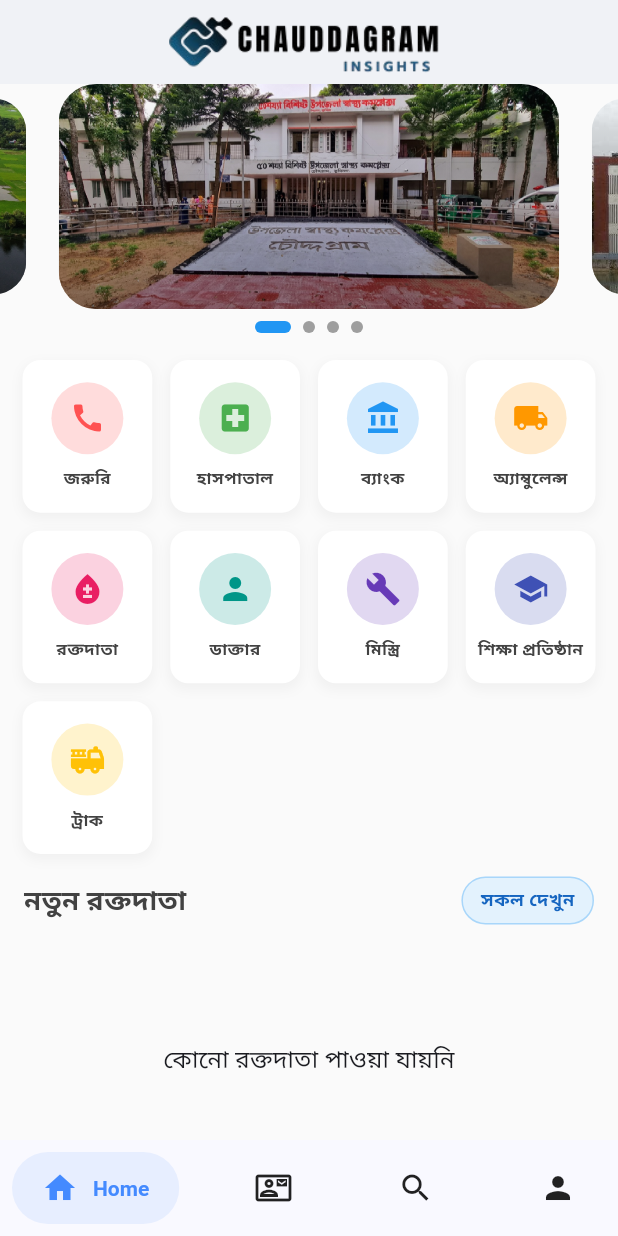
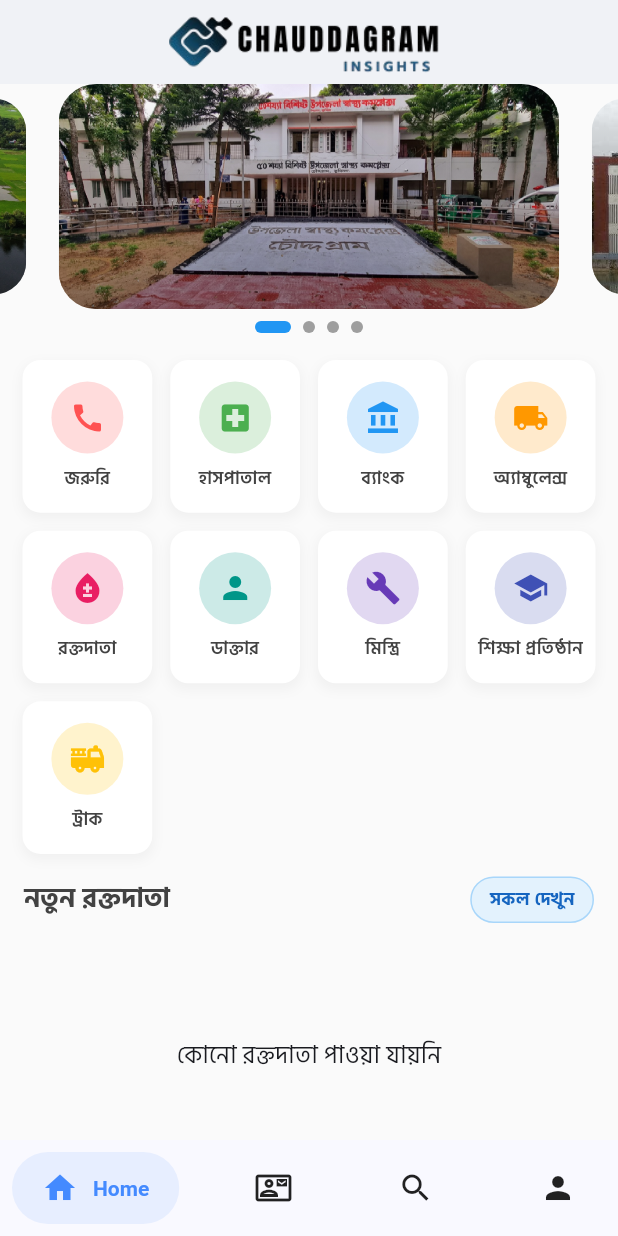
Before and after one commit to ShahMdKhaled/chauddagram_insights, a Flutter app: the screen it shows after launch, on a phone screen of 412 x 824 dp. Run offline on Flutter 3.47's test engine with Material 3 defaults, Android fonts, the phone set to English and light mode, and no system bars; drawn by our look-alikes of carousel_slider, salomon_bottom_bar, smooth_page_indicator; our stand-ins replace cached_network_image, flutter_spinkit, flutter_svg, permission_handler, sqflite, webview_flutter; missing offline and left inert: mailer; accounts and stored records are empty; network calls fail.

Commit message:
font add

```diff
--- a/lib/views/home_screen.dart
+++ b/lib/views/home_screen.dart
@@ -188,7 +188,8 @@ class _HomeScreenState extends State<HomeScreen> {
                             style: TextStyle(
                               color: Colors.grey[800],
                               fontWeight: FontWeight.w600,
-                              fontSize: 11,
+                              fontFamily: 'HindSiliguri' ,
+                              fontSize: 12,
                             ),
                             textAlign: TextAlign.center,
                           ),
@@ -212,6 +213,7 @@ class _HomeScreenState extends State<HomeScreen> {
                   Text(
                     'নতুন রক্তদাতা',
                     style: TextStyle(
+                      fontFamily: 'HindSiliguri' ,
                       fontSize: 18,
                       fontWeight: FontWeight.bold,
                       color: Colors.grey[800],
@@ -242,6 +244,7 @@ class _HomeScreenState extends State<HomeScreen> {
                       child: Text(
                         'সকল দেখুন',
                         style: TextStyle(
+                          fontFamily: 'HindSiliguri' ,
                           fontSize: 12,
                           fontWeight: FontWeight.bold,
                           color: Colors.blue[800],
@@ -257,7 +260,7 @@ class _HomeScreenState extends State<HomeScreen> {
           // Blood Donors List
           SliverToBoxAdapter(
             child: SizedBox(
-              height: 180,
+              height: 178,
               child: ChangeNotifierProvider<DataListViewModel>.value(
                 value: _bloodDonorViewModel,
                 child: Consumer<DataListViewModel>(
@@ -283,7 +286,7 @@ class _HomeScreenState extends State<HomeScreen> {
                       return const Center(
                         child: Text(
                           'কোনো রক্তদাতা পাওয়া যায়নি',
-                          style: TextStyle(fontSize: 16),
+                          style: TextStyle(fontSize: 16, fontFamily: 'HindSiliguri' ),
                         ),
                       );
                     }
--- a/lib/views/more_detail_page.dart
+++ b/lib/views/more_detail_page.dart
@@ -159,6 +159,7 @@ class MoreDetailPage extends StatelessWidget {
                           item.name,
                           style: TextStyle(
                             fontSize: 22,
+                            fontFamily: 'HindSiliguri' ,
                             fontWeight: FontWeight.w600,
                             color: textPrimary,
                           ),
@@ -294,7 +295,8 @@ class MoreDetailPage extends StatelessWidget {
                           Text(
                             item.description!,
                             style: TextStyle(
-                              fontSize: 14,
+                              fontFamily: 'HindSiliguri' , fontWeight: FontWeight.w500,
+                              //fontSize: 14,
                               color: textSecondary,
                               height: 1.5,
                             ),
```
Also changed, not shown: lib/views/components/info_card.dart (+26 -22 lines), pubspec.yaml (+13 -6 lines), assets/fonts/HindSiliguri-Bold.ttf (added), assets/fonts/HindSiliguri-Light.ttf (added), assets/fonts/HindSiliguri-Medium.ttf (added), assets/fonts/HindSiliguri-Regular.ttf (added), assets/fonts/HindSiliguri-SemiBold.ttf (added).
